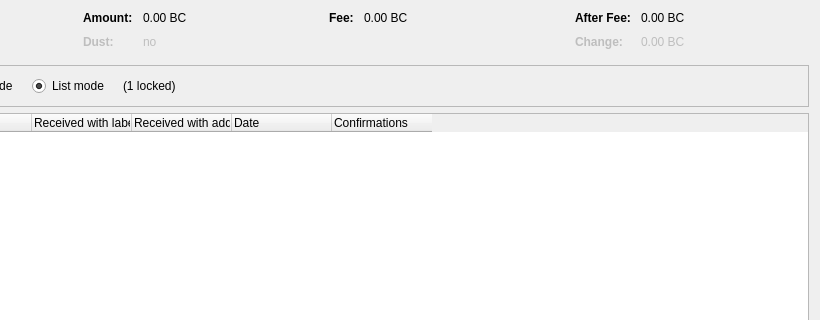
Before: the Qt Designer form src/qt/forms/coincontroldialog.ui in bLeYeNk/X1Coin, drawn with Qt 5; both pictures show x 180 to 1000 and y 0 to 320 of the 1000 by 500 pixel window.
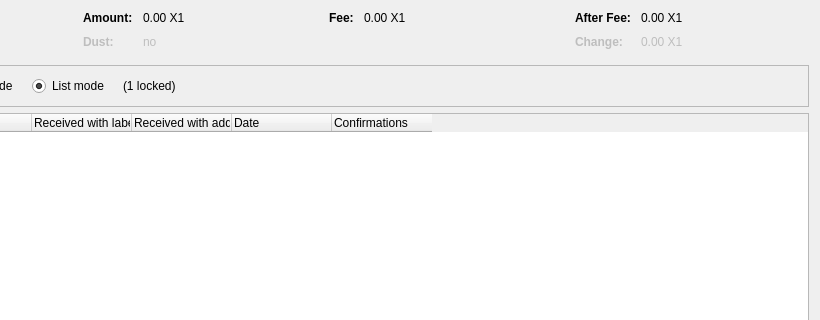
After: the same form once the commit is applied. Custom widgets are drawn as their Qt base class.

```diff
--- a/src/qt/forms/coincontroldialog.ui
+++ b/src/qt/forms/coincontroldialog.ui
@@ -132,7 +132,7 @@
           <enum>Qt::ActionsContextMenu</enum>
          </property>
          <property name="text">
-          <string notr="true">0.00 BC</string>
+          <string notr="true">0.00 X1</string>
          </property>
          <property name="textInteractionFlags">
           <set>Qt::LinksAccessibleByMouse|Qt::TextSelectableByKeyboard|Qt::TextSelectableByMouse</set>
@@ -212,7 +212,7 @@
           <enum>Qt::ActionsContextMenu</enum>
          </property>
          <property name="text">
-          <string notr="true">0.00 BC</string>
+          <string notr="true">0.00 X1</string>
          </property>
          <property name="textInteractionFlags">
           <set>Qt::LinksAccessibleByMouse|Qt::TextSelectableByKeyboard|Qt::TextSelectableByMouse</set>
@@ -257,7 +257,7 @@
           <enum>Qt::ActionsContextMenu</enum>
          </property>
          <property name="text">
-          <string notr="true">0.00 BC</string>
+          <string notr="true">0.00 X1</string>
          </property>
          <property name="textInteractionFlags">
           <set>Qt::LinksAccessibleByMouse|Qt::TextSelectableByKeyboard|Qt::TextSelectableByMouse</set>
@@ -292,7 +292,7 @@
           <enum>Qt::ActionsContextMenu</enum>
          </property>
          <property name="text">
-          <string notr="true">0.00 BC</string>
+          <string notr="true">0.00 X1</string>
          </property>
          <property name="textInteractionFlags">
           <set>Qt::LinksAccessibleByMouse|Qt::TextSelectableByKeyboard|Qt::TextSelectableByMouse</set>
```
